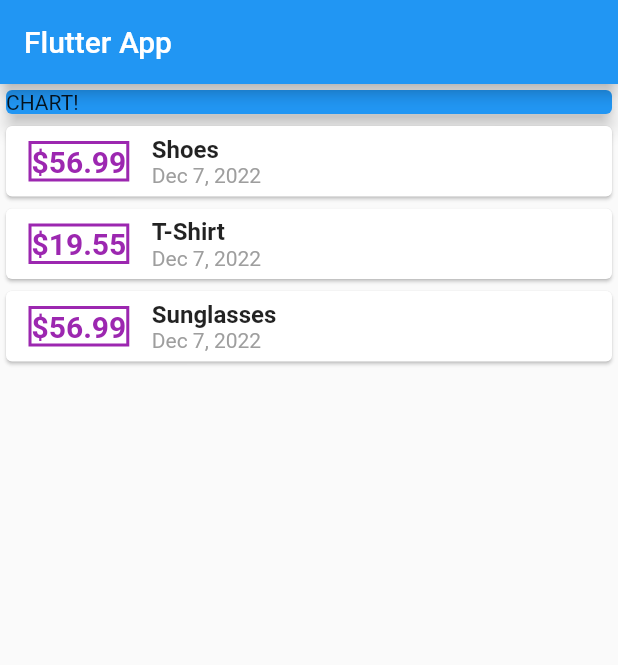
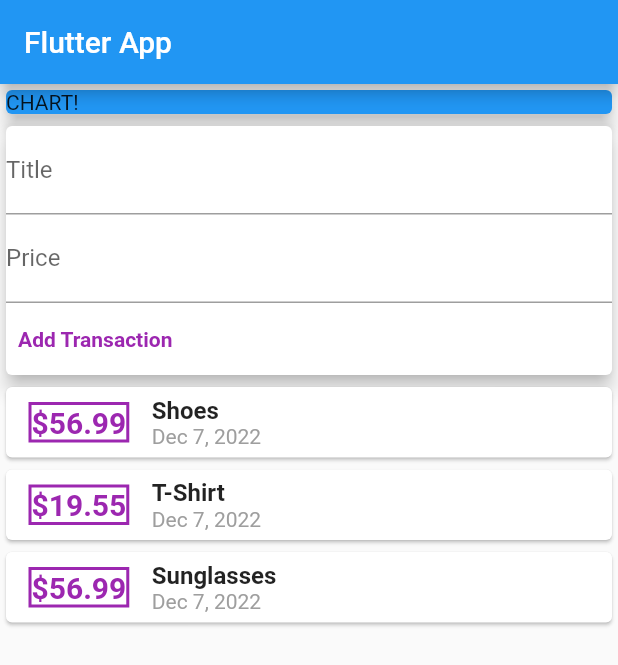
Before and after one commit to AATHacks/expense_planner, a Flutter app: the screen it shows after launch, on a phone screen of 412 x 824 dp. Shown: the top 665 px of the screen. Run offline on Flutter 3.47's test engine with Material 2 defaults, Android fonts, the phone set to English and light mode, and no system bars.

Commit message:
added text box for price and title

```diff
--- a/lib/main.dart
+++ b/lib/main.dart
@@ -12,6 +12,8 @@ class MyApp extends StatelessWidget {
     return MaterialApp(
       title: 'Flutter App',
       home: MyHomePage(),
+      debugShowCheckedModeBanner:
+          true, //false it to disable debug banner at top
     );
   }
 }
@@ -25,6 +27,10 @@ class MyHomePage extends StatelessWidget {
         title: "Sunglasses", amount: 56.99, date: DateTime.now(), id: "id3"),
   ];
 
+  /* String titleInput = '';
+  String priceInput = ''; */
+  final textController = TextEditingController();
+  final priceController = TextEditingController();
   @override
   Widget build(BuildContext context) {
     return Scaffold(
@@ -42,11 +48,45 @@ class MyHomePage extends StatelessWidget {
                   child: Text('CHART!'),
                 ),
               ),
+              Card(
+                elevation: 5,
+                child: Column(
+                  crossAxisAlignment: CrossAxisAlignment.start,
+                  children: <Widget>[
+                    TextField(
+                      decoration: InputDecoration(labelText: 'Title'),
+                      controller: textController,
+                      /*  onChanged: ((value) {
+                          titleInput = value;
+                        }) */
+                    ),
+                    TextField(
+                      decoration: InputDecoration(labelText: 'Price'),
+                      controller: priceController,
+                      /*  onChanged: ((value) {
+                          priceInput = value;
+                        }) */
+                    ),
+                    TextButton(
+                        style: TextButton.styleFrom(
+                            foregroundColor: Colors.purple,
+                            textStyle: TextStyle(fontWeight: FontWeight.bold)),
+                        onPressed: () {
+                          print(textController.text);
+                          print(priceController.text);
+                          /* print(titleInput);
+                          print(priceInput); */
+                        },
+                        child: Text('Add Transaction')),
+                  ],
+                ),
+              ),
               Column(
                 children: transactions.map((tx) {
                   return Card(
                     child: Row(children: [
                       Container(
+                        //purple price box
                         margin:
                             EdgeInsets.symmetric(vertical: 10, horizontal: 15),
                         decoration: BoxDecoration(
@@ -56,9 +96,9 @@ class MyHomePage extends StatelessWidget {
                           ),
                         ),
                         child: Text(
+                          //price text
                           '\$${tx.amount}', // ---> String interpolation to write $55 dollor sign plus amount
-/*                           tx.amount.toString(),
- */
+                          /*tx.amount.toString(),*/
                           style: TextStyle(
                             fontWeight: FontWeight.bold,
                             fontSize: 20,
@@ -67,10 +107,11 @@ class MyHomePage extends StatelessWidget {
                         ),
                       ),
                       Column(
+                          //item name and date
                           crossAxisAlignment: CrossAxisAlignment.start,
                           children: [
                             Text(
-                              tx.title,
+                              tx.title, //item name
                               style: TextStyle(
                                   fontSize: 16, fontWeight: FontWeight.bold),
                             ),
```
